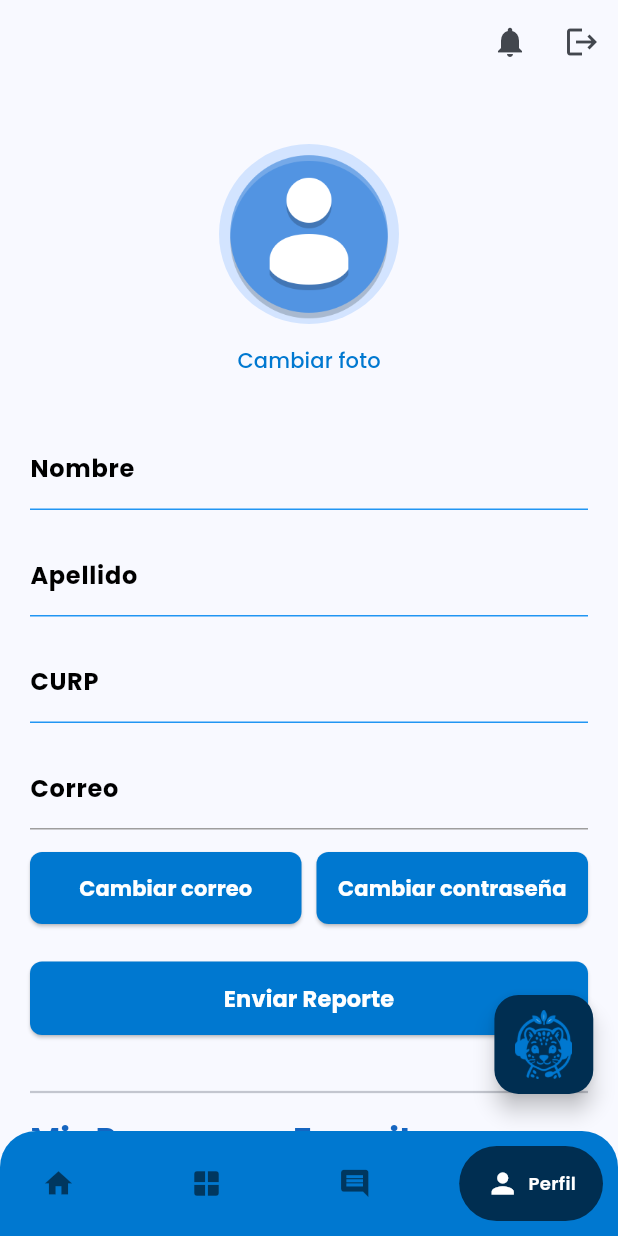
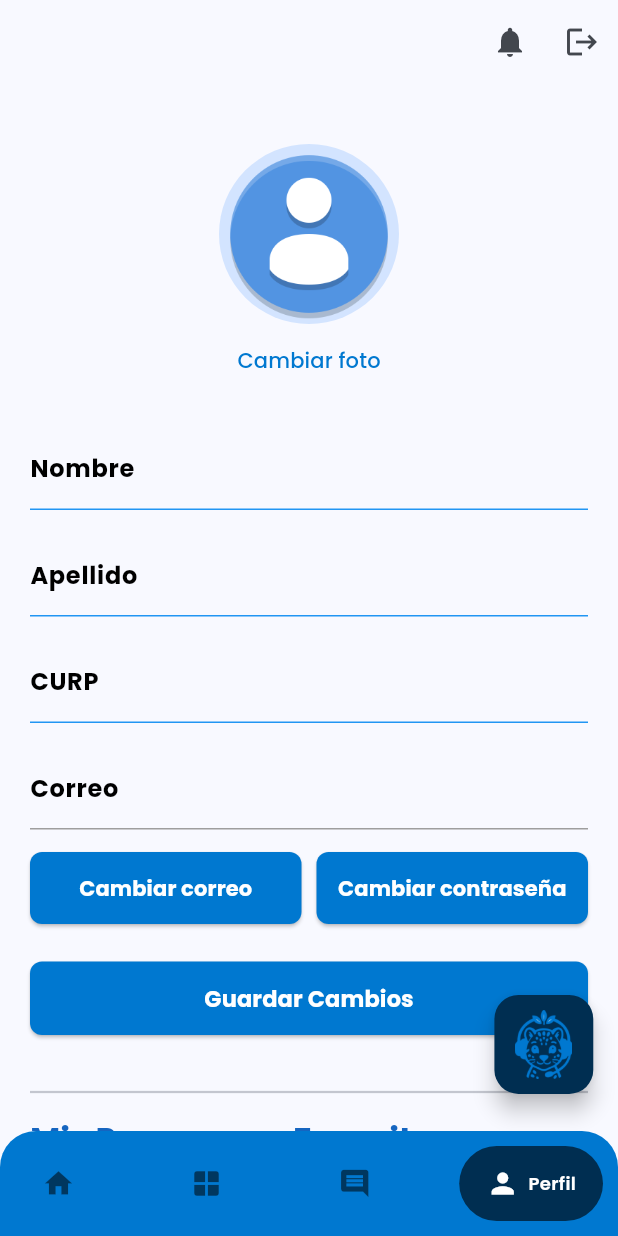
Before and after one commit to ErubielFlota/hackatonGit, a Flutter app: the screen it shows once a user with an empty profile is signed in, swiped to page 4, on a phone screen of 412 x 824 dp. Run offline on Flutter 3.47's test engine with Material 3 defaults, Android fonts, the phone set to English and light mode, and no system bars; drawn by our look-alikes of google_nav_bar; our stand-ins replace audioplayers, cloud_firestore, connectivity_plus, firebase_auth, firebase_core, firebase_storage and 3 more; missing offline and left inert: googleapis, record; accounts and stored records are empty.

Commit message:
texto cambiado

```diff
--- a/lib/profile_page.dart
+++ b/lib/profile_page.dart
@@ -886,7 +886,7 @@ class _ProfilePageState extends State<ProfilePage> {
                       ),
                 child: _saving
                     ? const SizedBox(width: 22, height: 22, child: CircularProgressIndicator(color: Colors.white, strokeWidth: 3))
-                    : Text('Enviar Reporte', style: TextStyle(fontSize: fontBase, color: Colors.white, fontWeight: FontWeight.bold)),
+                    : Text('Guardar Cambios', style: TextStyle(fontSize: fontBase, color: Colors.white, fontWeight: FontWeight.bold)),
               ),
             ),
 
```
